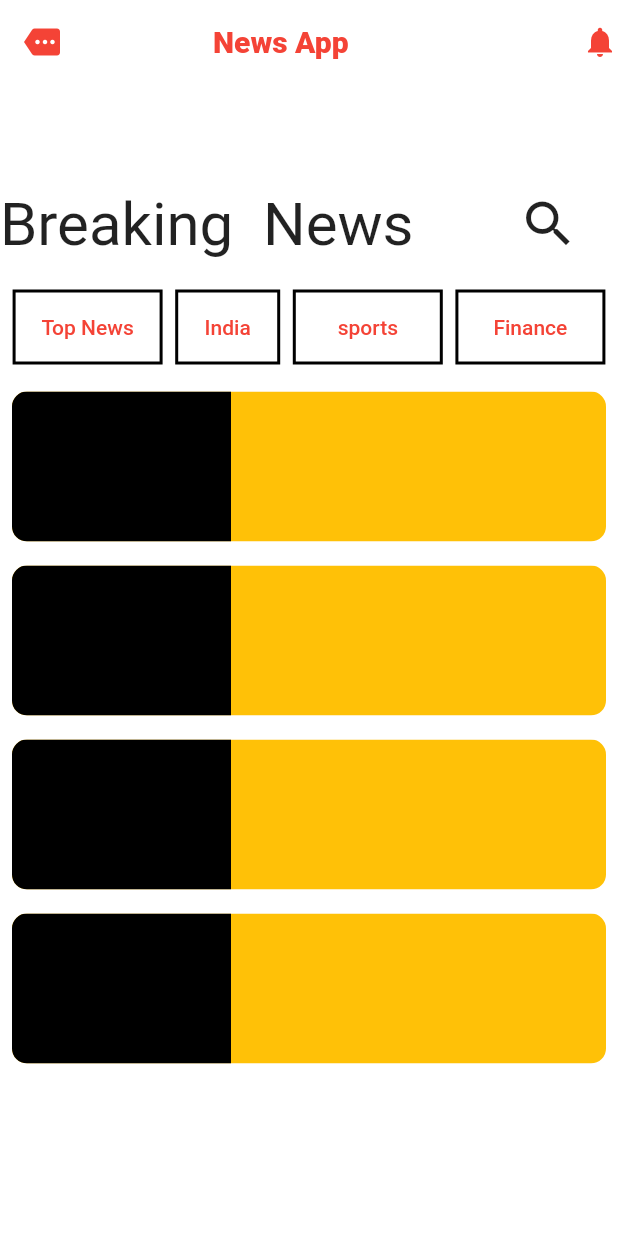
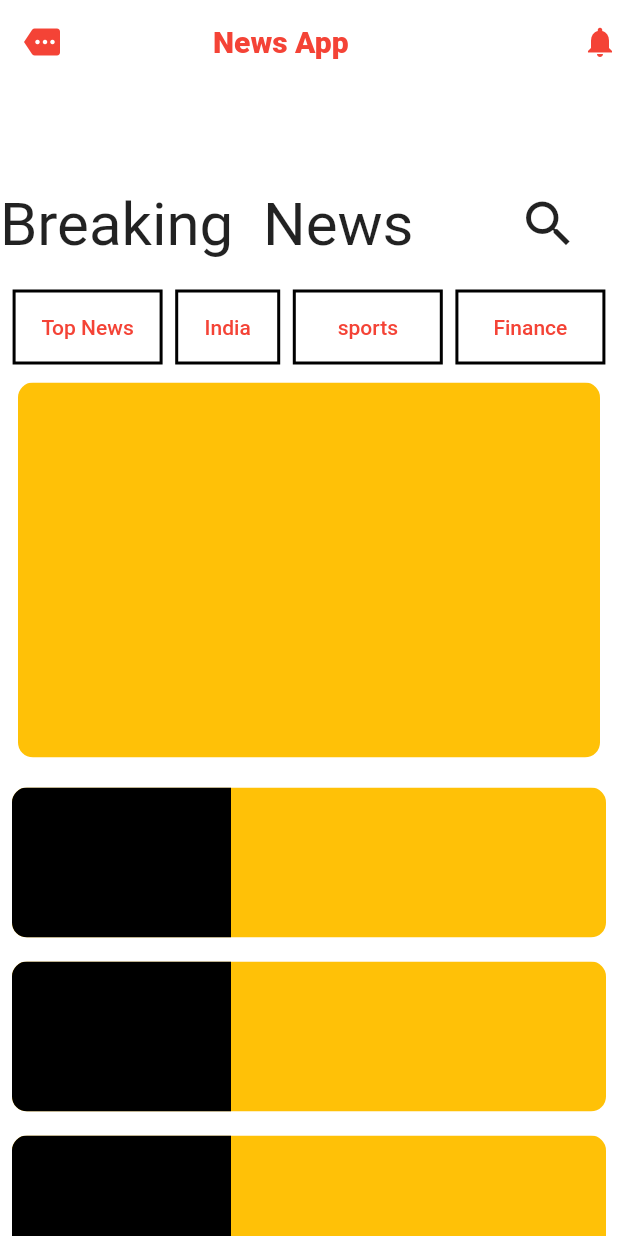
Before and after one commit to sayedsinan/newsapp, a Flutter app: the screen it shows after launch, on a phone screen of 412 x 824 dp. Run offline on Flutter 3.47's test engine with Material 2 defaults, Android fonts, the phone set to English and light mode, and no system bars; our stand-ins replace google_fonts; Roboto replaces fonts that are missing (Italiana).

Commit message:
Ui is completely finished

```diff
--- a/lib/home_page.dart
+++ b/lib/home_page.dart
@@ -58,7 +58,7 @@ class _HomeState extends State<Home> {
                   ),
                 ],
               ),
-              SizedBox(
+            const  SizedBox(
                 height: 20,
               ),
               Row(
@@ -118,8 +118,22 @@ class _HomeState extends State<Home> {
                   ),
                 ],
               ),
-              const SizedBox(
-                height: 10,
+
+
+              Padding(
+                padding: const EdgeInsets.all(12),
+                child: ClipRRect(
+                  borderRadius: BorderRadius.circular(10),
+                  child: Container(
+                    height: 250,
+                    width: 500,
+                    color: Colors.amber,
+                    child:const  Padding(
+                      padding:  EdgeInsets.only(right: 250),
+
+                    ),
+                  ),
+                ),
               ),
               Padding(
                 padding: const EdgeInsets.all(8.0),
```
